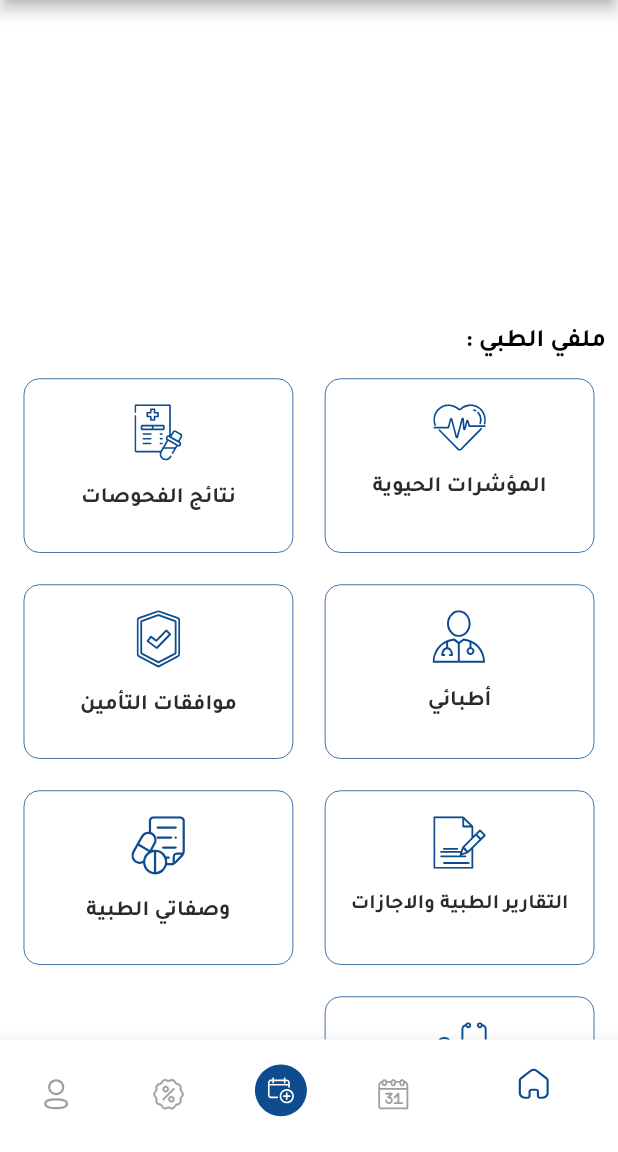
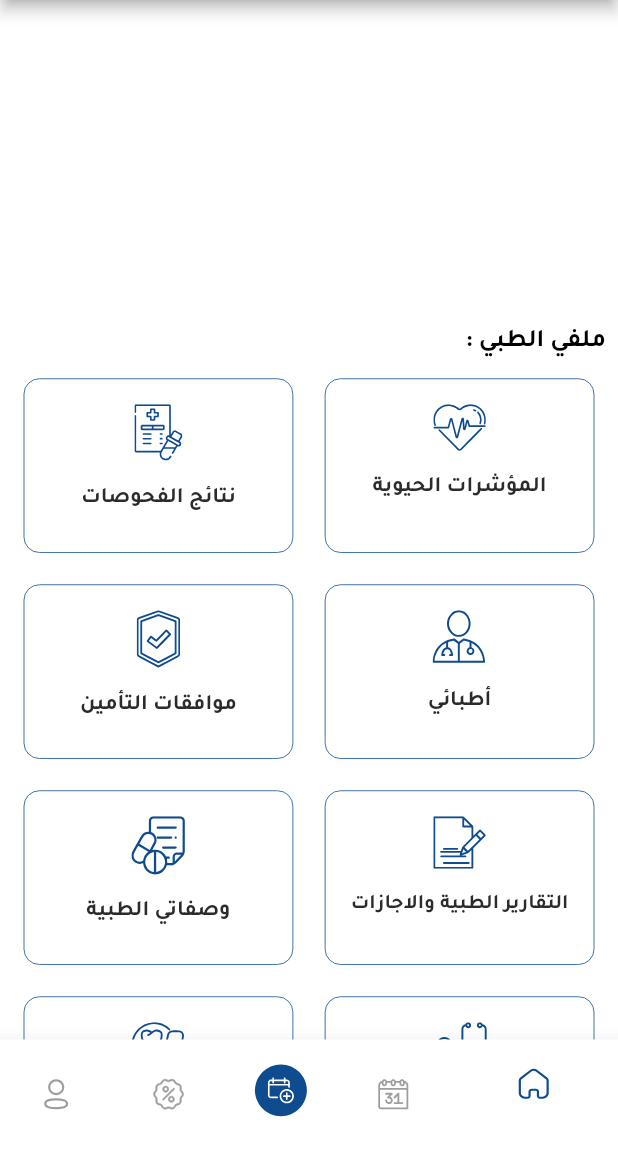
Before and after one commit to HodaTabasi/aphaa, a Flutter app: the ButtomNavigations screen opened by its route, on a phone screen of 412 x 824 dp, the part 84-1236 px from its top. Run offline on Flutter 3.47's test engine with Material 2 defaults, Android fonts, the phone set to English and light mode, and no system bars; our stand-ins replace avatar_glow, connectivity_plus, firebase_auth, firebase_core, flutter_calendar_carousel, flutter_screenutil and 6 more; missing offline and left inert: flutter_paytabs_bridge, syncfusion_flutter_pdfviewer; accounts and stored records are empty; generated files the repository leaves out were written again; network calls fail; key blocks and very long unbroken strings in the code were emptied for the run.

```diff
--- a/lib/screens/drawer_screens/home_screen/home_screen.dart
+++ b/lib/screens/drawer_screens/home_screen/home_screen.dart
@@ -55,8 +55,22 @@ class _HomeScreenState extends State<HomeScreen> {
           MedicalRecipes.routeName),
       Service(
           'assets/images/droup.svg', AppLocalizations.of(context)!.doctors, '', DoctorsScreen.routeName),
+      Service(
+          'assets/images/apphistory.svg', AppLocalizations.of(context)!.appointment_book, '', RexcordBooking.routeName),
+      Service(
+          'assets/images/family.svg', AppLocalizations.of(context)!.my_family, '', FamillyScreen.routeName),
+
+      Service(
+          'assets/images/offers.svg', AppLocalizations.of(context)!.medical_offers, 'offers', OfferScreen.routeName),
+
     ];
 
+    // image: 'assets/images/offers.svg',
+    // name: AppLocalizations.of(context)!.medical_offers,
+    // prsee: () {
+    // QuickServiceGetxController.to.fromHome = true;
+    // Navigator.pushNamed(context, OfferScreen.routeName);
+    //
     return  ListView(
           children: [
             SizedBox(
@@ -121,111 +135,116 @@ class _HomeScreenState extends State<HomeScreen> {
                 return MyMedicalFileItem(
                   image: service[index].image,
                   name: service[index].name,
-                  prsee: () =>
-                      Navigator.pushNamed(context, service[index].routsName),
-                );
-              },
-            ),
-            SizedBox(
-              height: 20,
-            ),
-            Padding(
-              padding: const EdgeInsets.all(8.0),
-              child: Text(AppLocalizations.of(context)!.family_file,
-                  style: TextStyle(
-                    color: Colors.black,
-                    fontSize: 16.sp,
-                    fontFamily: 'Tajawal',
-                    fontWeight: FontWeight.bold,
-                  )),
-            ),
-            GridView.builder(
-              shrinkWrap: true,
-              itemCount: 1,
-              physics: const NeverScrollableScrollPhysics(),
-              padding:  EdgeInsets.symmetric(horizontal: 10.r),
-              scrollDirection: Axis.vertical,
-              gridDelegate:  SliverGridDelegateWithFixedCrossAxisCount(
-                  crossAxisCount: 2,
-                  mainAxisSpacing: 10.r,
-                  crossAxisSpacing: 10.r,
-                  childAspectRatio: 300 / 200),
-              itemBuilder: (context, index) {
-                return MyMedicalFileItem(
-                  image: 'assets/images/family.svg',
-                  name: AppLocalizations.of(context)!.my_family,
-                  prsee: () =>
-                      Navigator.pushNamed(context, FamillyScreen.routeName),
+                  prsee: () {
+                    if(service[index].decration =="offers")
+                      QuickServiceGetxController.to.fromHome = true;
+
+                    Navigator.pushNamed(context, service[index].routsName);
+                  }
+                      ,
                 );
               },
             ),
             SizedBox(
               height: 20.h,
             ),
-            Padding(
-              padding:  EdgeInsets.all(8.0.r),
-              child: Text(AppLocalizations.of(context)!.appointment_book,
-                  style:  TextStyle(
-                    color: Colors.black,
-                    fontSize: 16.sp,
-                    fontFamily: 'Tajawal',
-                    fontWeight: FontWeight.bold,
-                  )),
-            ),
-            GridView.builder(
-              shrinkWrap: true,
-              itemCount: 1,
-              physics: const NeverScrollableScrollPhysics(),
-              padding:  EdgeInsets.symmetric(horizontal: 10.r),
-              scrollDirection: Axis.vertical,
-              gridDelegate:  SliverGridDelegateWithFixedCrossAxisCount(
-                  crossAxisCount: 2,
-                  mainAxisSpacing: 10.r,
-                  crossAxisSpacing: 10.r,
-                  childAspectRatio: 300 / 200),
-              itemBuilder: (context, index) {
-                return MyMedicalFileItem(
-                  image: 'assets/images/apphistory.svg',
-                  name: AppLocalizations.of(context)!.appointment_book,
-                  prsee: () =>
-                      Navigator.pushNamed(context, RexcordBooking.routeName),
-                );
-              },
-            ),
-            SizedBox(
-              height: 20.h,
-            ),
-            Padding(
-              padding:  EdgeInsets.all(8.0.r),
-              child: Text(AppLocalizations.of(context)!.medical_offers,
-                  style:  TextStyle(
-                    color: Colors.black,
-                    fontSize: 16.sp,
-                    fontFamily: 'Tajawal',
-                    fontWeight: FontWeight.bold,
-                  )),
-            ),
-            GridView.builder(
-              shrinkWrap: true,
-              itemCount: 1,
-              physics: const NeverScrollableScrollPhysics(),
-              padding:  EdgeInsets.symmetric(horizontal: 10.r),
-              scrollDirection: Axis.vertical,
-              gridDelegate:  SliverGridDelegateWithFixedCrossAxisCount(
-                  crossAxisCount: 2,
-                  mainAxisSpacing: 10.r,
-                  crossAxisSpacing: 10.r,
-                  childAspectRatio: 300 / 200),
-              itemBuilder: (context, index) {
-                return MyMedicalFileItem(
-                  image: 'assets/images/offers.svg',
-                  name: AppLocalizations.of(context)!.medical_offers,
-                  prsee: () {
-                    QuickServiceGetxController.to.fromHome = true;
-                      Navigator.pushNamed(context, OfferScreen.routeName);},
-                );
-              },
-            ),
+            // Padding(
+            //   padding: const EdgeInsets.all(8.0),
+            //   child: Text(AppLocalizations.of(context)!.family_file,
+            //       style: TextStyle(
+            //         color: Colors.black,
+            //         fontSize: 16.sp,
+            //         fontFamily: 'Tajawal',
+            //         fontWeight: FontWeight.bold,
+            //       )),
+            // ),
+            // GridView.builder(
+            //   shrinkWrap: true,
+            //   itemCount: 1,
+            //   physics: const NeverScrollableScrollPhysics(),
+            //   padding:  EdgeInsets.symmetric(horizontal: 10.r),
+            //   scrollDirection: Axis.vertical,
+            //   gridDelegate:  SliverGridDelegateWithFixedCrossAxisCount(
+            //       crossAxisCount: 2,
+            //       mainAxisSpacing: 10.r,
+            //       crossAxisSpacing: 10.r,
+            //       childAspectRatio: 300 / 200),
+            //   itemBuilder: (context, index) {
+            //     return MyMedicalFileItem(
+            //       image: 'assets/images/family.svg',
+            //       name: AppLocalizations.of(context)!.my_family,
+            //       prsee: () =>
+            //           Navigator.pushNamed(context, FamillyScreen.routeName),
+            //     );
+            //   },
+            // ),
+            // SizedBox(
+            //   height: 20.h,
+            // ),
+            // Padding(
+            //   padding:  EdgeInsets.all(8.0.r),
+            //   child: Text(AppLocalizations.of(context)!.appointment_book,
+            //       style:  TextStyle(
+            //         color: Colors.black,
+            //         fontSize: 16.sp,
+            //         fontFamily: 'Tajawal',
+            //         fontWeight: FontWeight.bold,
+            //       )),
+            // ),
+            // GridView.builder(
+            //   shrinkWrap: true,
+            //   itemCount: 1,
+            //   physics: const NeverScrollableScrollPhysics(),
+            //   padding:  EdgeInsets.symmetric(horizontal: 10.r),
+            //   scrollDirection: Axis.vertical,
+            //   gridDelegate:  SliverGridDelegateWithFixedCrossAxisCount(
+            //       crossAxisCount: 2,
+            //       mainAxisSpacing: 10.r,
+            //       crossAxisSpacing: 10.r,
+            //       childAspectRatio: 300 / 200),
+            //   itemBuilder: (context, index) {
+            //     return MyMedicalFileItem(
+            //       image: 'assets/images/apphistory.svg',
+            //       name: AppLocalizations.of(context)!.appointment_book,
+            //       prsee: () =>
+            //           Navigator.pushNamed(context, RexcordBooking.routeName),
+            //     );
+            //   },
+            // ),
+            // SizedBox(
+            //   height: 20.h,
+            // ),
+            // Padding(
+            //   padding:  EdgeInsets.all(8.0.r),
+            //   child: Text(AppLocalizations.of(context)!.medical_offers,
+            //       style:  TextStyle(
+            //         color: Colors.black,
+            //         fontSize: 16.sp,
+            //         fontFamily: 'Tajawal',
+            //         fontWeight: FontWeight.bold,
+            //       )),
+            // ),
+            // GridView.builder(
+            //   shrinkWrap: true,
+            //   itemCount: 1,
+            //   physics: const NeverScrollableScrollPhysics(),
+            //   padding:  EdgeInsets.symmetric(horizontal: 10.r),
+            //   scrollDirection: Axis.vertical,
+            //   gridDelegate:  SliverGridDelegateWithFixedCrossAxisCount(
+            //       crossAxisCount: 2,
+            //       mainAxisSpacing: 10.r,
+            //       crossAxisSpacing: 10.r,
+            //       childAspectRatio: 300 / 200),
+            //   itemBuilder: (context, index) {
+            //     return MyMedicalFileItem(
+            //       image: 'assets/images/offers.svg',
+            //       name: AppLocalizations.of(context)!.medical_offers,
+            //       prsee: () {
+            //         QuickServiceGetxController.to.fromHome = true;
+            //           Navigator.pushNamed(context, OfferScreen.routeName);},
+            //     );
+            //   },
+            // ),
           ],
         );
   }
--- a/lib/screens/drawer_screens/home_screen/my_medical_file_item.dart
+++ b/lib/screens/drawer_screens/home_screen/my_medical_file_item.dart
@@ -7,6 +7,7 @@ class MyMedicalFileItem extends StatelessWidget {
   String image;
   String name;
   late VoidCallback prsee;
+
 
   MyMedicalFileItem({required this.image, required this.name,required this.prsee});
 
```
